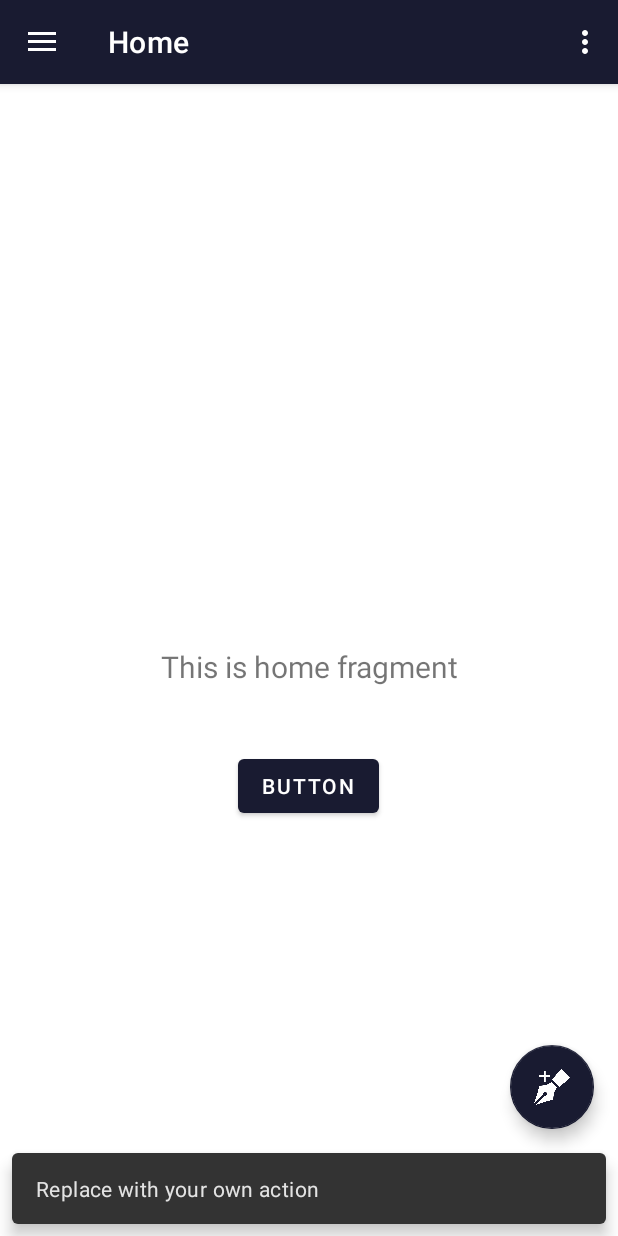
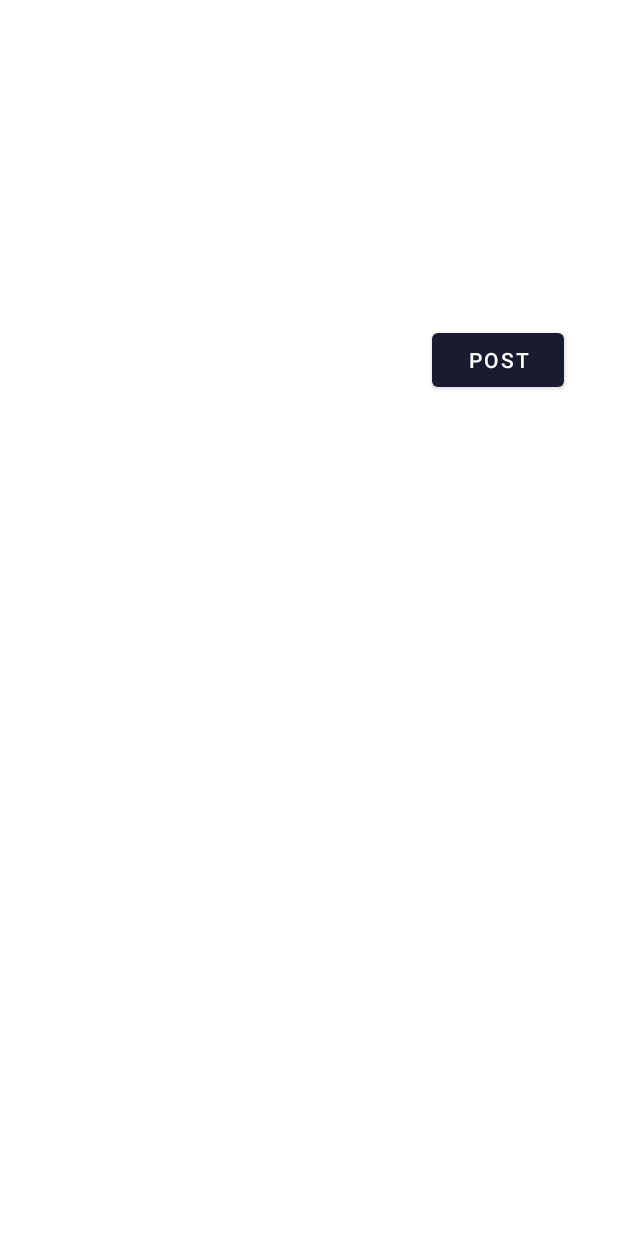
Before and after one commit to rogercnyn/iRespond-Android, an Android app: the Dashboard screen opened directly, with no data from a screen before it, after a tap on an icon or button, on a phone screen of 412 x 824 dp. Run offline under Robolectric (Android 15) with nearby library versions, the phone set to English and light mode, and no system bars; our stand-ins replace navigation-ui.

Commit message:
Added Code to Switch Activity

```diff
--- a/App/app/src/main/java/com/example/irespond/CreateStory.java
+++ b/App/app/src/main/java/com/example/irespond/CreateStory.java
@@ -2,13 +2,31 @@ package com.example.irespond;
 
 import androidx.appcompat.app.AppCompatActivity;
 
+import android.content.Intent;
 import android.os.Bundle;
+import android.view.View;
+import android.widget.Button;
+
+import com.example.irespond.R;
 
 public class CreateStory extends AppCompatActivity {
+
+    public Button postStory;
 
     @Override
     protected void onCreate(Bundle savedInstanceState) {
         super.onCreate(savedInstanceState);
         setContentView(R.layout.activity_create_story);
+
+        postStory = findViewById(R.id.postStory);
+        postStory.setOnClickListener(new View.OnClickListener() {
+            @Override
+            public void onClick(View view) {
+                Intent intent = new Intent(CreateStory.this, Dashboard.class);
+                startActivity(intent);
+            }
+        });
     }
+
+
 }
--- a/App/app/src/main/java/com/example/irespond/Dashboard.java
+++ b/App/app/src/main/java/com/example/irespond/Dashboard.java
@@ -1,9 +1,12 @@
 package com.example.irespond;
 
+import android.app.Activity;
+import android.content.Intent;
 import android.os.Bundle;
 import android.view.View;
 import android.view.Menu;
 
+import com.google.android.material.floatingactionbutton.FloatingActionButton;
 import com.google.android.material.snackbar.Snackbar;
 import com.google.android.material.navigation.NavigationView;
 
@@ -21,7 +24,8 @@ public class Dashboard extends AppCompatActivity {
     private AppBarConfiguration mAppBarConfiguration;
     private ActivityDashboardBinding binding;
 
-    @Override
+
+    /*@Override
     protected void onCreate(Bundle savedInstanceState) {
         super.onCreate(savedInstanceState);
 
@@ -32,8 +36,7 @@ public class Dashboard extends AppCompatActivity {
         binding.appBarDashboard.fab.setOnClickListener(new View.OnClickListener() {
             @Override
             public void onClick(View view) {
-                Snackbar.make(view, "Replace with your own action", Snackbar.LENGTH_LONG)
-                        .setAction("Action", null).show();
+
             }
         });
         DrawerLayout drawer = binding.drawerLayout;
@@ -47,7 +50,27 @@ public class Dashboard extends AppCompatActivity {
         NavController navController = Navigation.findNavController(this, R.id.nav_host_fragment_content_dashboard);
         NavigationUI.setupActionBarWithNavController(this, navController, mAppBarConfiguration);
         NavigationUI.setupWithNavController(navigationView, navController);
+    }*/
+
+    public FloatingActionButton button;
+
+    @Override
+    protected void onCreate(Bundle savedInstanceState) {
+        super.onCreate(savedInstanceState);
+        setContentView(R.layout.app_bar_dashboard);
+
+        button = findViewById(R.id.fab);
+
+        button.setOnClickListener(new View.OnClickListener() {
+            @Override
+            public void onClick(View view) {
+                Intent intent = new Intent(Dashboard.this, CreateStory.class);
+                startActivity(intent);
+            }
+        });
     }
+
+
 
     @Override
     public boolean onCreateOptionsMenu(Menu menu) {
@@ -62,4 +85,5 @@ public class Dashboard extends AppCompatActivity {
         return NavigationUI.navigateUp(navController, mAppBarConfiguration)
                 || super.onSupportNavigateUp();
     }
+
 }
--- a/App/app/src/main/java/com/example/irespond/ui/home/HomeFragment.java
+++ b/App/app/src/main/java/com/example/irespond/ui/home/HomeFragment.java
@@ -1,16 +1,22 @@
 package com.example.irespond.ui.home;
 
+import android.app.Activity;
+import android.content.Intent;
 import android.os.Bundle;
 import android.view.LayoutInflater;
 import android.view.View;
 import android.view.ViewGroup;
+import android.widget.Button;
 import android.widget.TextView;
 
 import androidx.annotation.NonNull;
 import androidx.fragment.app.Fragment;
 import androidx.lifecycle.ViewModelProvider;
 
+import com.example.irespond.R;
 import com.example.irespond.databinding.FragmentHomeBinding;
+import com.example.irespond.CreateStory;
+import com.google.android.material.floatingactionbutton.FloatingActionButton;
 
 public class HomeFragment extends Fragment {
 
--- a/App/app/src/main/res/layout/activity_create_story.xml
+++ b/App/app/src/main/res/layout/activity_create_story.xml
@@ -4,7 +4,17 @@
     xmlns:tools="http://schemas.android.com/tools"
     android:layout_width="match_parent"
     android:layout_height="match_parent"
-    android:background="#1A1A2E"
+    android:background="#FFFFFF"
     tools:context=".CreateStory">
 
+    <Button
+        android:id="@+id/postStory"
+        android:layout_width="wrap_content"
+        android:layout_height="wrap_content"
+        android:layout_marginTop="216dp"
+        android:text="Post"
+        app:layout_constraintEnd_toEndOf="parent"
+        app:layout_constraintHorizontal_bias="0.888"
+        app:layout_constraintStart_toStartOf="parent"
+        app:layout_constraintTop_toTopOf="parent" />
 </androidx.constraintlayout.widget.ConstraintLayout>
--- a/App/app/src/main/res/layout/app_bar_dashboard.xml
+++ b/App/app/src/main/res/layout/app_bar_dashboard.xml
@@ -29,6 +29,7 @@
         android:layout_gravity="bottom|end"
         android:layout_marginEnd="@dimen/fab_margin"
         android:layout_marginBottom="16dp"
+        android:accessibilityLiveRegion="polite"
         android:tint="@color/white"
         app:backgroundTint="?attr/colorPrimary"
         app:srcCompat="@drawable/story" />
```
